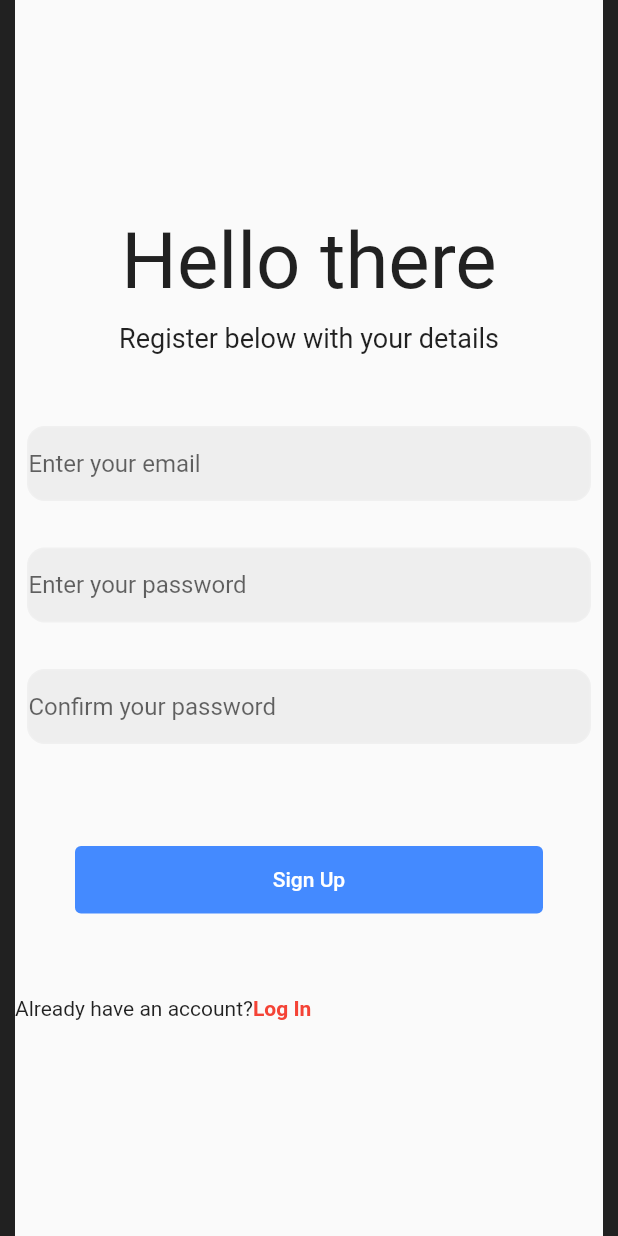
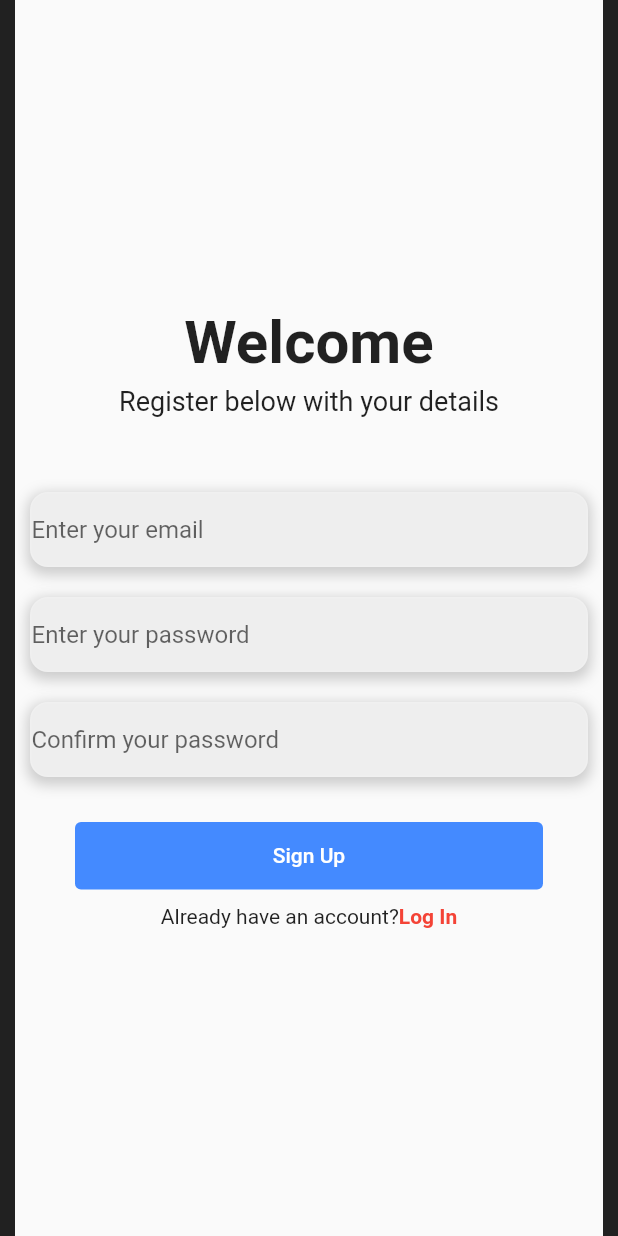
Before and after one commit to GoogleSolutionChallenge/CrisisConnect-App-Repository, a Flutter app: the screen it shows after launch, after a tap on "Register now", on a phone screen of 412 x 824 dp. Run offline on Flutter 3.47's test engine with Material 2 defaults, Android fonts, the light colour scheme and no system bars; our stand-ins replace cloud_firestore, firebase_auth, firebase_core, firebase_database; accounts and stored records are empty.

Commit message:
fixed ui in sign up page

```diff
--- a/crisis_connect/lib/screens/LogInScreen.dart
+++ b/crisis_connect/lib/screens/LogInScreen.dart
@@ -100,7 +100,7 @@ class _LogInScreenState extends State<LogInScreen> {
                 // sign-in button
                 Container(
                   height: 45,
-                  margin: const EdgeInsets.fromLTRB(30, 20, 30, 10),
+                  margin: const EdgeInsets.fromLTRB(40, 20, 40, 10),
                   width: double.infinity,
                   child: TextButton(
                     onPressed: () {
--- a/crisis_connect/lib/screens/SignUpScreen.dart
+++ b/crisis_connect/lib/screens/SignUpScreen.dart
@@ -34,7 +34,8 @@ class _SignUpScreen extends State<SignUpScreen> {
   }
 
   bool passwordConfirmed() {
-    return _confirmPasswordController.text.trim() == _passwordController.text.trim();
+    return _confirmPasswordController.text.trim() ==
+        _passwordController.text.trim();
   }
 
   @override
@@ -46,31 +47,40 @@ class _SignUpScreen extends State<SignUpScreen> {
             child: Column(
               mainAxisAlignment: MainAxisAlignment.center,
               children: <Widget>[
-                // Hello there
+                // Welcome message
                 const Text(
-                  'Hello there',
-                  style: TextStyle(fontSize: 52),
+                  'Welcome',
+                  style: TextStyle(fontSize: 40, fontWeight: FontWeight.bold),
                 ),
-
                 const SizedBox(
-                  height: 10.0,
+                  height: 5.0,
                 ),
-
-                const Text('Register below with your details',
-                    style: TextStyle(
-                      fontSize: 18,
-                    )),
+                const Text(
+                  'Register below with your details',
+                  style: TextStyle(
+                    fontSize: 18,
+                  ),
+                ),
 
                 const SizedBox(height: 40),
 
                 // email
                 Padding(
-                  padding: const EdgeInsets.all(8.0),
+                  padding: const EdgeInsets.all(10.0),
                   child: Container(
                     decoration: BoxDecoration(
                       color: Colors.grey[200],
                       border: Border.all(color: Colors.white10),
                       borderRadius: BorderRadius.circular(12),
+                      boxShadow: [
+                        BoxShadow(
+                          color: Colors.grey.withOpacity(0.5),
+                          spreadRadius: 2,
+                          blurRadius: 7,
+                          offset:
+                              const Offset(0, 3), // changes position of shadow
+                        ),
+                      ],
                     ),
                     child: TextField(
                       controller: _emailController,
@@ -81,18 +91,23 @@ class _SignUpScreen extends State<SignUpScreen> {
                   ),
                 ),
 
-                const SizedBox(
-                  height: 15,
-                ),
-
                 // password
                 Padding(
-                  padding: const EdgeInsets.all(8.0),
+                  padding: const EdgeInsets.all(10.0),
                   child: Container(
                     decoration: BoxDecoration(
                       color: Colors.grey[200],
                       border: Border.all(color: Colors.white10),
                       borderRadius: BorderRadius.circular(12),
+                      boxShadow: [
+                        BoxShadow(
+                          color: Colors.grey.withOpacity(0.5),
+                          spreadRadius: 2,
+                          blurRadius: 7,
+                          offset:
+                          const Offset(0, 3), // changes position of shadow
+                        ),
+                      ],
                     ),
                     child: TextField(
                       controller: _passwordController,
@@ -104,18 +119,23 @@ class _SignUpScreen extends State<SignUpScreen> {
                   ),
                 ),
 
-                const SizedBox(
-                  height: 15,
-                ),
-
                 // confirm password
                 Padding(
-                  padding: const EdgeInsets.all(8.0),
+                  padding: const EdgeInsets.all(10.0),
                   child: Container(
                     decoration: BoxDecoration(
                       color: Colors.grey[200],
                       border: Border.all(color: Colors.white10),
                       borderRadius: BorderRadius.circular(12),
+                      boxShadow: [
+                        BoxShadow(
+                          color: Colors.grey.withOpacity(0.5),
+                          spreadRadius: 2,
+                          blurRadius: 7,
+                          offset:
+                          const Offset(0, 3), // changes position of shadow
+                        ),
+                      ],
                     ),
                     child: TextField(
                       controller: _confirmPasswordController,
@@ -127,17 +147,16 @@ class _SignUpScreen extends State<SignUpScreen> {
                   ),
                 ),
 
-                const SizedBox(
-                  height: 20,
-                ),
 
                 // sign-in button
                 Container(
                   height: 45,
-                  margin: const EdgeInsets.all(40),
+                  margin: const EdgeInsets.fromLTRB(40, 20, 40, 10),
                   width: double.infinity,
                   child: TextButton(
-                    onPressed: () {signUp;},
+                    onPressed: () {
+                      signUp;
+                    },
                     style: TextButton.styleFrom(
                       backgroundColor: Colors.blueAccent, // Text Color
                     ),
@@ -148,12 +167,10 @@ class _SignUpScreen extends State<SignUpScreen> {
                   ),
                 ),
 
-                const SizedBox(
-                  height: 15,
-                ),
 
                 // not a member? register now
                 Row(
+                  mainAxisAlignment: MainAxisAlignment.center,
                   children: <Widget>[
                     const Text('Already have an account?'),
                     GestureDetector(
```
